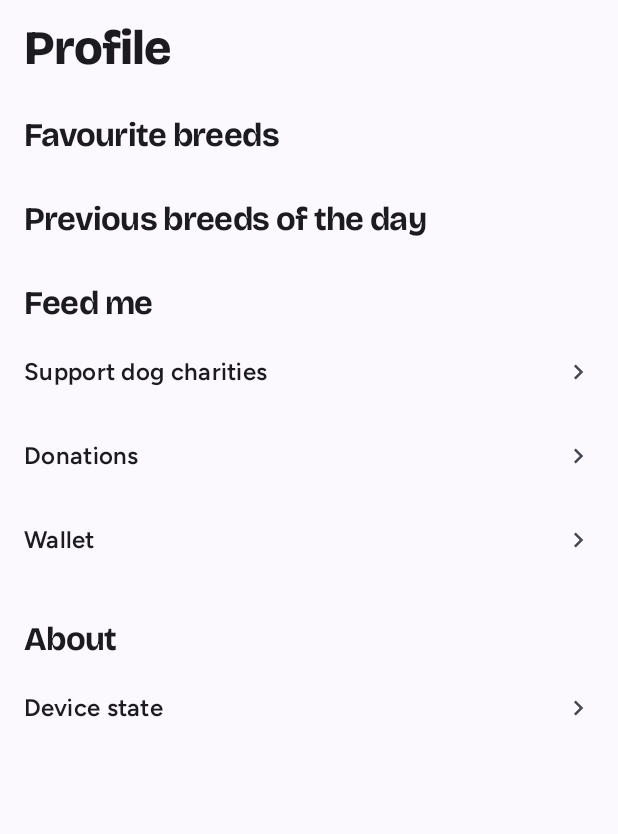
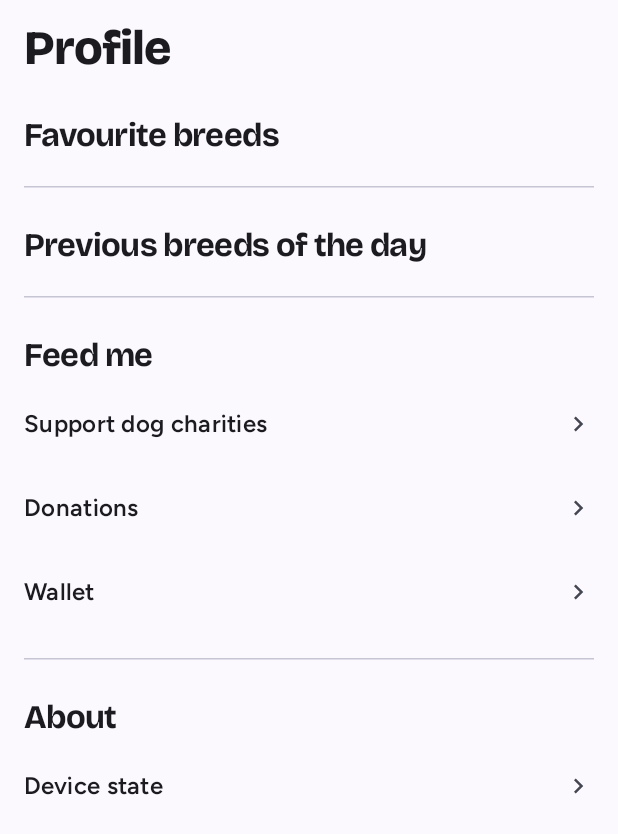
Before and after one commit to xSolutions365/DogApp, an Android app built with Jetpack Compose: the composable ProfileScreen shown on its own in the app's theme, on a phone screen of 412 x 824 dp. Shown: the top 834 px of the screen. Run offline under Robolectric (Android 15) with nearby library versions, the phone set to English and light mode, and no system bars; our stand-ins replace Compose Multiplatform resources.

Commit message:
Separate the Profile sections with dividers
A divider above each section after the first makes it clear that a
"See all" row belongs to the list above it.

```diff
--- a/shared/src/commonMain/kotlin/com/example/dogapp/feature/profile/presentation/ProfileScreen.kt
+++ b/shared/src/commonMain/kotlin/com/example/dogapp/feature/profile/presentation/ProfileScreen.kt
@@ -11,6 +11,7 @@ import androidx.compose.foundation.layout.size
 import androidx.compose.foundation.lazy.LazyColumn
 import androidx.compose.foundation.lazy.items
 import androidx.compose.foundation.shape.RoundedCornerShape
+import androidx.compose.material3.HorizontalDivider
 import androidx.compose.material3.Icon
 import androidx.compose.material3.MaterialTheme
 import androidx.compose.material3.Text
@@ -121,6 +122,7 @@ fun ProfileScreen(
                 SectionLinkRow(text = seeAllText(layout, favourites.size), onClick = onSeeAllFavouritesClick)
             }
         }
+        item(key = "draws-divider") { SectionDivider() }
         item(key = "draws-title") {
             Text(
                 text = stringResource(Res.string.profile_draws),
@@ -140,6 +142,7 @@ fun ProfileScreen(
                 SectionLinkRow(text = seeAllText(layout, draws.size), onClick = onSeeAllDrawsClick)
             }
         }
+        item(key = "feed-me-divider") { SectionDivider() }
         item(key = "feed-me-title") {
             Text(
                 text = stringResource(Res.string.profile_feed_me),
@@ -156,6 +159,7 @@ fun ProfileScreen(
         item(key = "wallet") {
             SectionLinkRow(text = stringResource(Res.string.profile_wallet), onClick = onWalletClick)
         }
+        item(key = "about-divider") { SectionDivider() }
         item(key = "about-title") {
             Text(
                 text = stringResource(Res.string.profile_about),
@@ -181,6 +185,14 @@ fun ProfileScreen(
 }
 
 private const val PREVIEW_ROWS = 2
+
+@Composable
+private fun SectionDivider(modifier: Modifier = Modifier) {
+    HorizontalDivider(
+        color = MaterialTheme.colorScheme.outlineVariant,
+        modifier = modifier.padding(start = 16.dp, end = 16.dp, top = 16.dp),
+    )
+}
 
 @Composable
 private fun seeAllText(
```
